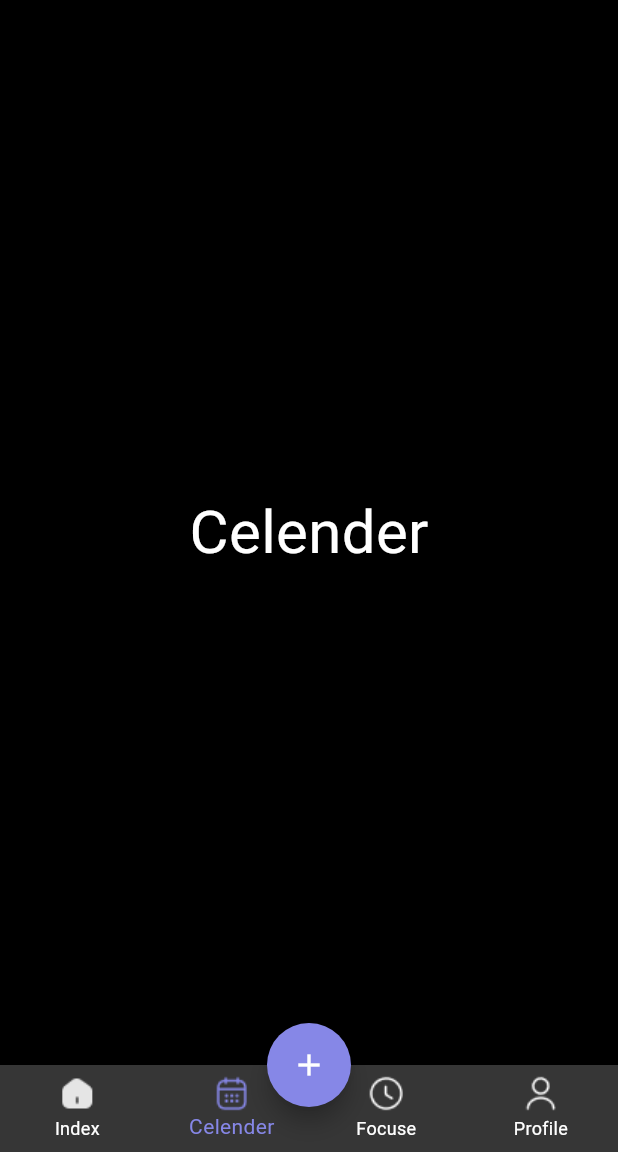
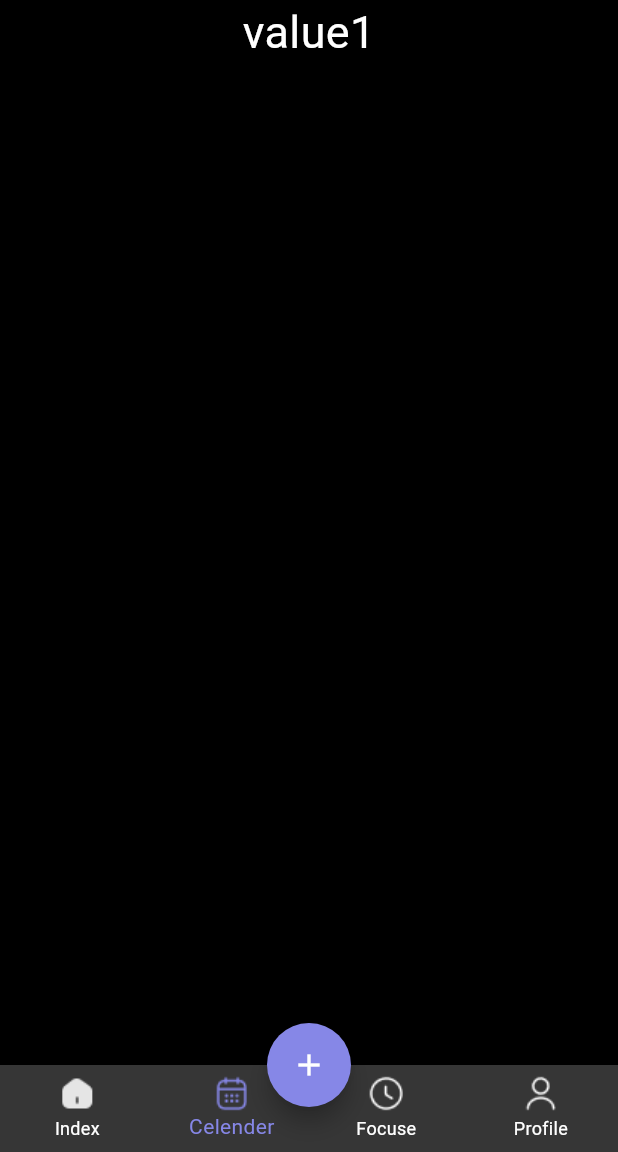
Before and after one commit to roychandu/to_do_list_provider, a Flutter app: the screen it shows after launch, item 2 of the bottom bar chosen, after a tap on the "add" icon, on a phone screen of 412 x 824 dp, the part 84-1236 px from its top. Run offline on Flutter 3.47's test engine with Material 3 defaults, Android fonts, the light colour scheme and no system bars; our stand-ins replace font_awesome_flutter, smooth_page_indicator.

Commit message:
add to task logic done

```diff
--- a/lib/screens/Index_screens/Tabs_screens/celender_tab_screen.dart
+++ b/lib/screens/Index_screens/Tabs_screens/celender_tab_screen.dart
@@ -1,7 +1,8 @@
 import 'package:flutter/material.dart';
 
 class CelenderTabScreen extends StatefulWidget {
-  const CelenderTabScreen({super.key});
+  final List<String> celenderTask;
+  const CelenderTabScreen({super.key, required this.celenderTask});
 
   @override
   State<CelenderTabScreen> createState() => _CelenderTabScreenState();
@@ -10,14 +11,40 @@ class CelenderTabScreen extends StatefulWidget {
 class _CelenderTabScreenState extends State<CelenderTabScreen> {
   @override
   Widget build(BuildContext context) {
+    double screenWidth = MediaQuery.of(context).size.width;
     return SafeArea(
       child: Scaffold(
-        body: Center(
-          child: Text(
-            'Celender',
-            style: TextStyle(fontSize: 40, color: Colors.white),
-          ),
-        ),
+        body: widget.celenderTask.isEmpty
+            ? Column(
+                mainAxisAlignment: MainAxisAlignment.center,
+                children: [
+                  Center(child: Image.asset('assets/empty_task.png')),
+                  RichText(
+                    textAlign: TextAlign.center,
+                    text: TextSpan(
+                      text: 'What do you want to do today?\n',
+                      style: TextStyle(fontSize: screenWidth * .06, height: 2),
+                      children: [
+                        TextSpan(
+                          text: 'Tab + to add your tasks',
+                          style: TextStyle(fontSize: screenWidth * 0.04),
+                        ),
+                      ],
+                    ),
+                  ),
+                ],
+              )
+            : ListView.builder(
+                itemCount: widget.celenderTask.length,
+                itemBuilder: (context, index) {
+                  return Center(
+                    child: Text(
+                      widget.celenderTask[index],
+                      style: TextStyle(fontSize: 30, color: Colors.white),
+                    ),
+                  );
+                },
+              ),
       ),
     );
   }
--- a/lib/screens/Index_screens/Tabs_screens/home_tab_screen.dart
+++ b/lib/screens/Index_screens/Tabs_screens/home_tab_screen.dart
@@ -1,8 +1,8 @@
 import 'package:flutter/material.dart';
 
 class HomeTabScreen extends StatefulWidget {
-  List<String> Tasks = [];
-  HomeTabScreen({super.key, required this.Tasks});
+  final List<String> Tasks;
+  const HomeTabScreen({super.key, required this.Tasks});
 
   @override
   State<HomeTabScreen> createState() => _HomeTabScreenState();
--- a/lib/screens/Index_screens/home_screen.dart
+++ b/lib/screens/Index_screens/home_screen.dart
@@ -14,9 +14,11 @@ class HomeScreen extends StatefulWidget {
 
 class _HomeScreenState extends State<HomeScreen> {
   late List<String> homeTask = [];
-  late final List<Widget> _TabScreens = [
+  late List<String> celenderTask = [];
+  late List<String> FocusTask = [];
+  List<Widget> get tabScreens => [
     HomeTabScreen(Tasks: homeTask),
-    CelenderTabScreen(),
+    CelenderTabScreen(celenderTask: celenderTask),
     FocuseTabScreen(),
     ProfileTabScreen(),
   ];
@@ -24,6 +26,7 @@ class _HomeScreenState extends State<HomeScreen> {
 
   @override
   Widget build(BuildContext context) {
+    print('object');
     return SafeArea(
       child: Scaffold(
         drawer: Container(width: 200, color: Colors.white),
@@ -48,7 +51,7 @@ class _HomeScreenState extends State<HomeScreen> {
             ),
           ],
         ),
-        body: _TabScreens[selected],
+        body: tabScreens[selected],
         bottomNavigationBar: BottomNavigationBar(
           backgroundColor: Color(0xff363636),
           type: BottomNavigationBarType.fixed,
@@ -98,7 +101,17 @@ class _HomeScreenState extends State<HomeScreen> {
           ],
         ),
         floatingActionButton: FloatingActionButton(
-          onPressed: () {},
+          onPressed: () {
+            setState(() {
+              if (selected == 0) {
+                homeTask.add('value0');
+              } else if (selected == 1) {
+                celenderTask.add('value1');
+              } else if (selected == 2) {
+                FocusTask.add('value2');
+              }
+            });
+          },
           backgroundColor: TColor.secondaryText,
           child: Icon(Icons.add, color: Colors.white),
           shape: CircleBorder(),
```
